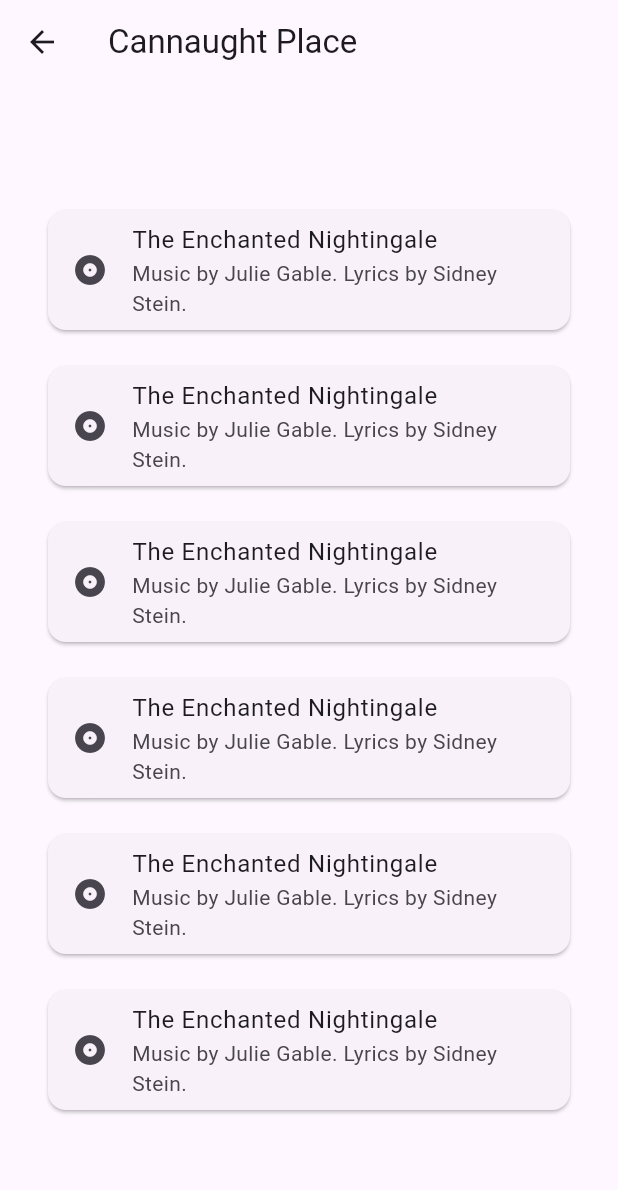
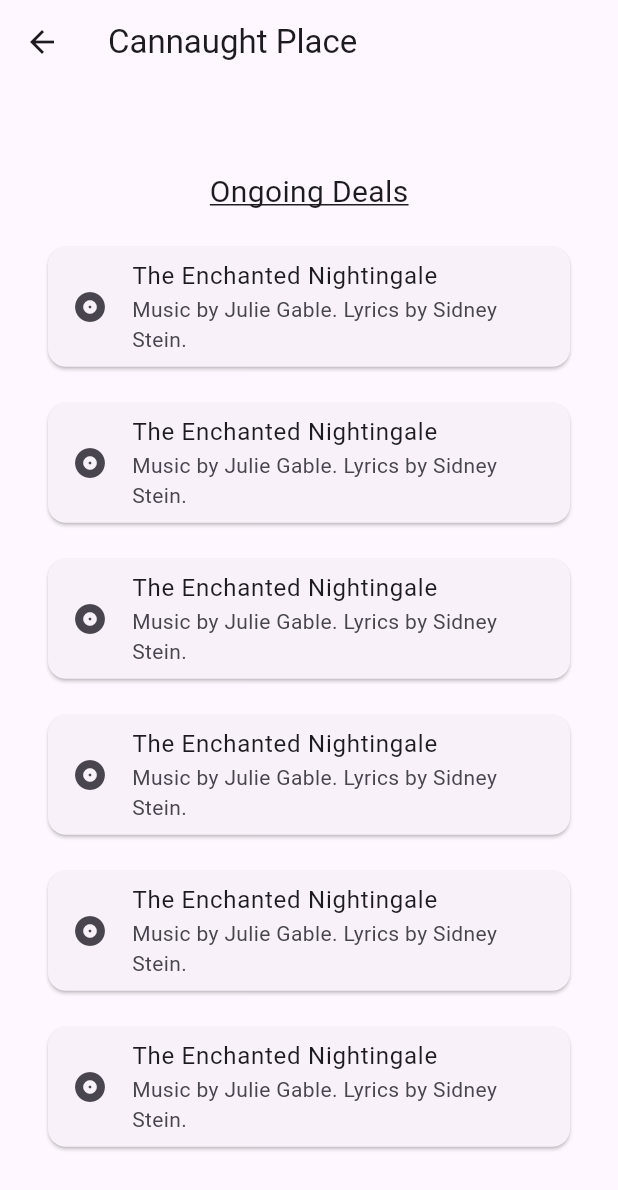
Before and after one commit to rajan-personal/strings, a Flutter app: the DealList screen opened directly, on a phone screen of 412 x 824 dp. Shown: the top 1190 px of the screen. Run offline on Flutter 3.47's test engine with Material 2 defaults, Android fonts, the phone set to English and light mode, and no system bars.

Commit message:
deals header

```diff
--- a/strings/lib/main.dart
+++ b/strings/lib/main.dart
@@ -109,6 +109,13 @@ class _DealListState extends State<DealList> {
             child: Column(
               mainAxisAlignment: MainAxisAlignment.center,
               children: [
+                Padding(
+                  padding: EdgeInsets.all(10.0),
+                  child: Text('Ongoing Deals',
+                  style: TextStyle(
+                    fontSize: 20,
+                    decoration: TextDecoration.underline,
+                ))),
                 ListDeal(),
                 ListDeal(),
                 ListDeal(),
```
Also changed, not shown: 3 other files.
